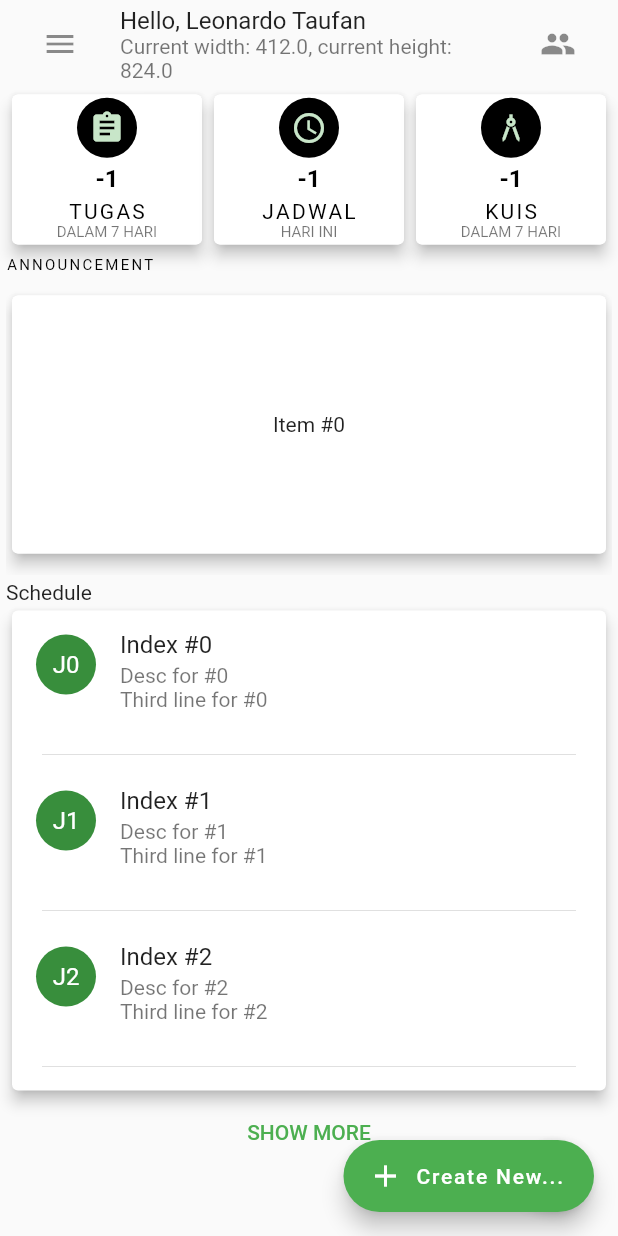
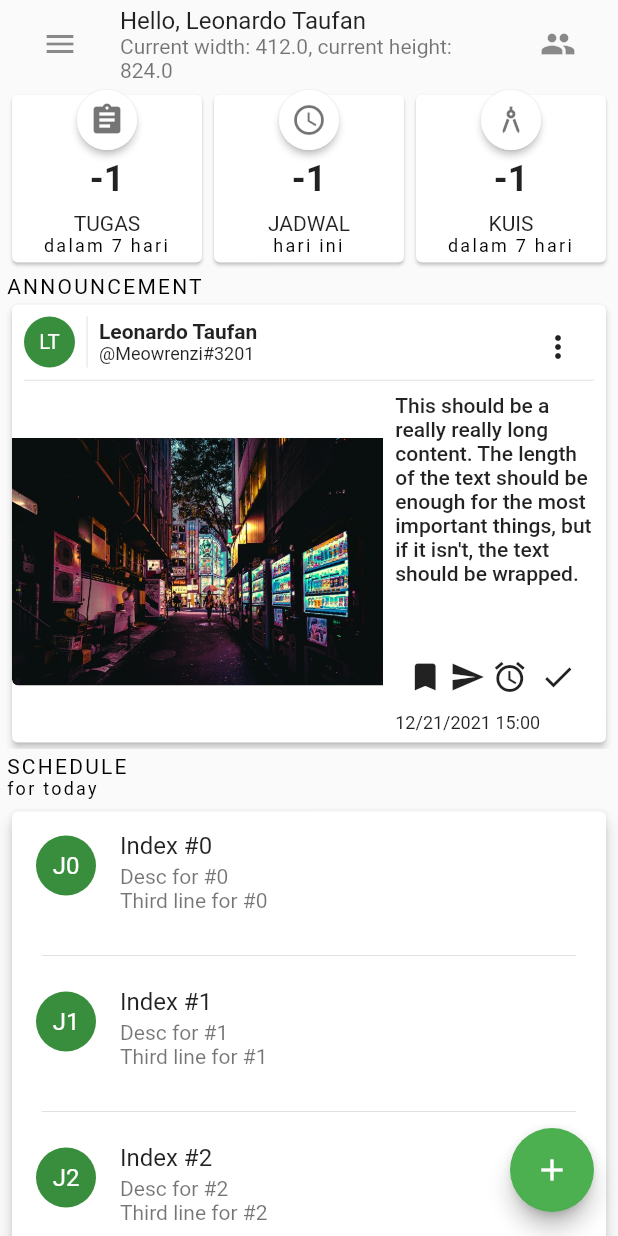
Before and after one commit to leonardotaufans/jadwalnya2, a Flutter app: the screen it shows after launch, on a phone screen of 412 x 824 dp. Run offline on Flutter 3.47's test engine with Material 2 defaults, Android fonts, the phone set to English and light mode, and no system bars; drawn by our look-alikes of carousel_slider; our stand-ins replace full_screen_image_null_safe.

Commit message:
0.0.1 UI: [v] Dashboard [v] Announcement [x] Schedule, etc
Backend:
None

```diff
--- a/lib/main.dart
+++ b/lib/main.dart
@@ -44,7 +44,7 @@ class SplashScreen extends StatefulWidget {
 
 class _SplashScreenState extends State<SplashScreen> {
   Future<void> changePage() async {
-    await Future.delayed(Duration(seconds: 3), () {
+    await Future.delayed(Duration(seconds: 1), () {
       // Navigator.pushReplacementNamed(context, 'auth'); //todo: Remove hardcoding
       Navigator.pushReplacementNamed(context, DashboardScreen.NAME);
     });
--- /dev/null
+++ b/lib/model/announcements.dart
@@ -0,0 +1,16 @@
+import 'package:flutter/material.dart';
+
+class Announcements {
+  final String id;
+  final String name, uid, postDate, contentText;
+  final String? profileUri, imageUri;
+
+  Announcements(
+      {required this.id,
+      required this.name,
+      required this.uid,
+      required this.postDate,
+      required this.contentText,
+      this.profileUri,
+      this.imageUri});
+}
--- a/lib/model/drawer_item.dart
+++ b/lib/model/drawer_item.dart
@@ -3,6 +3,6 @@ import 'package:flutter/material.dart';
 class DrawerItem {
   final String title;
   final Icon icon;
-
-  DrawerItem({required this.title, required this.icon,});
+  final Widget data;
+  DrawerItem({required this.title, required this.icon, required this.data});
 }
--- /dev/null
+++ b/lib/screen/components/card_announcement.dart
@@ -0,0 +1,222 @@
+import 'package:flutter/material.dart';
+import 'package:flutter/painting.dart';
+import 'package:full_screen_image_null_safe/full_screen_image_null_safe.dart';
+
+class AnnouncementCard extends StatelessWidget {
+  const AnnouncementCard(
+      {Key? key,
+      required this.name,
+      required this.uid,
+      required this.postDate,
+      required this.textContent,
+      required this.initial})
+      : super(key: key);
+
+  ///todo: Delete after debugging
+  final String textContent;
+
+  final String initial;
+  final String name;
+  final String uid;
+  final String postDate;
+
+  @override
+  Widget build(BuildContext context) {
+    return LayoutBuilder(builder: (context, _) {
+      var _textTheme = Theme.of(context).textTheme;
+
+      Widget image = FullScreenWidget(
+        child: Hero(
+          tag: 'image_city',
+          child: ClipRRect(
+            borderRadius: BorderRadius.only(bottomLeft: Radius.circular(4.0)),
+            child: Image.asset(
+              'assets/images/city.jpg',
+              fit: BoxFit.cover,
+            ),
+          ),
+        ),
+      );
+      return Container(
+        decoration: BoxDecoration(borderRadius: BorderRadius.circular(8.0)),
+        child: Card(
+          elevation: 2.0,
+          child: Flex(
+            direction: Axis.vertical,
+            children: [
+              AnnounceCardHeader(
+                  initial: initial,
+                  name: name,
+                  textTheme: _textTheme,
+                  uid: uid),
+              SizedBox(
+                height: 1,
+                child: Padding(
+                  padding: const EdgeInsets.symmetric(horizontal: 8.0),
+                  child: Divider(),
+                ),
+              ),
+              AnnounceCardContent(
+                  image: image,
+                  content: textContent,
+                  textTheme: _textTheme,
+                  postDate: postDate),
+            ],
+          ),
+        ),
+      );
+    });
+  }
+}
+
+class AnnounceCardContent extends StatelessWidget {
+  const AnnounceCardContent({
+    Key? key,
+    this.image,
+    required this.content,
+    required TextTheme textTheme,
+    required this.postDate,
+    this.imageUri,
+  })  : _textTheme = textTheme,
+        super(key: key);
+
+  final Widget? image;
+  final String content;
+  final TextTheme _textTheme;
+  final String postDate;
+  final String? imageUri;
+
+  @override
+  Widget build(BuildContext context) {
+    return Expanded(
+      child: Flex(
+        direction: Axis.horizontal,
+        children: [
+          Visibility(
+            visible: image != null,
+            child: Expanded(
+              child: ClipRRect(
+                  borderRadius:
+                      BorderRadius.only(bottomLeft: Radius.circular(4.0)),
+                  child: image),
+              flex: 5,
+            ),
+          ),
+          Flexible(
+              flex: 3,
+              child: Padding(
+                padding: const EdgeInsets.all(8.0),
+                child: Flex(
+                  direction: Axis.vertical,
+                  children: [
+                    Expanded(
+                      child: Text(
+                        '$content',
+                        maxLines: 8,
+                        style: _textTheme.bodyText1,
+                        overflow: TextOverflow.ellipsis,
+                      ),
+                    ),
+                    Flex(
+                      direction: Axis.horizontal,
+                      children: [
+                        Flexible(
+                            child: IconButton(
+                          icon: Icon(Icons.bookmark),
+                          onPressed: () {},
+                        )),
+                        Flexible(
+                          child: IconButton(
+                            icon: Icon(Icons.send),
+                            onPressed: () {},
+                          ),
+                        ),
+                        Flexible(
+                          child: IconButton(
+                            icon: Icon(Icons.alarm),
+                            onPressed: () {},
+                          ),
+                        ),
+                        Align(
+                          child: IconButton(
+                            icon: Icon(Icons.check),
+                            onPressed: () {},
+                          ),
+                        ),
+                      ],
+                    ),
+                    SizedBox(
+                      height: 12,
+                      child: Align(
+                          alignment: Alignment.bottomLeft,
+                          child: Text(
+                            '$postDate',
+                            style: _textTheme.subtitle1!.copyWith(fontSize: 12),
+                          )),
+                    ),
+                  ],
+                ),
+              )),
+        ],
+      ),
+    );
+  }
+}
+
+class AnnounceCardHeader extends StatelessWidget {
+  const AnnounceCardHeader({
+    Key? key,
+    required this.initial,
+    required this.name,
+    required TextTheme textTheme,
+    required this.uid,
+  })  : _textTheme = textTheme,
+        super(key: key);
+
+  final String initial;
+  final String name;
+  final TextTheme _textTheme;
+  final String uid;
+
+  @override
+  Widget build(BuildContext context) {
+    return SizedBox(
+        height: 50,
+        width: double.infinity,
+        child: Padding(
+          padding: const EdgeInsets.all(8.0),
+          child: Flex(
+            direction: Axis.horizontal,
+            children: [
+              FittedBox(
+                  child: CircleAvatar(
+                child: Text('$initial'),
+              )),
+              VerticalDivider(),
+              Expanded(
+                flex: 4,
+                child: RichText(
+                  text: TextSpan(children: [
+                    TextSpan(
+                        text: '$name',
+                        style: _textTheme.headline5!.copyWith(
+                            fontSize: 14, fontWeight: FontWeight.bold)),
+                    TextSpan(text: '\n'),
+                    TextSpan(
+                        text: '$uid',
+                        style: _textTheme.bodyText2!.copyWith(fontSize: 12))
+                  ]),
+                ),
+              ),
+              Align(
+                alignment: Alignment.topRight,
+                child: IconButton(
+                  icon: Icon(Icons.more_vert),
+                  onPressed: () {},
+                ),
+              )
+            ],
+          ),
+        ));
+  }
+}
--- a/lib/screen/components/my_enddrawer.dart
+++ b/lib/screen/components/my_enddrawer.dart
@@ -8,17 +8,33 @@ class MyEndDrawer extends StatelessWidget {
 
   @override
   Widget build(BuildContext context) {
+    var _textTheme = Theme.of(context).textTheme;
     return Expanded(
       flex: 2,
       child: Card(
         elevation: 4.0,
         child: Container(
+            height: double.maxFinite,
             decoration: BoxDecoration(
-              borderRadius: BorderRadius.only(
-                  topRight: Radius.circular(16.0)),
+              borderRadius: BorderRadius.only(topRight: Radius.circular(16.0)),
             ),
+            child: Flex(
+                direction: Axis.vertical,
+                mainAxisSize: MainAxisSize.max,
+                children: [
+                  FittedBox(
+                    child: Padding(
+                      padding: const EdgeInsets.all(8.0),
+                      child: Text(
+                        'Classmate list'.toUpperCase(),
+                        style: _textTheme.overline.copyWith(fontSize: 14),
+                      ),
+                    ),
+                  ),
+                  Expanded(
                     child: ListView.builder(
-                itemCount: 4,
+                        shrinkWrap: false,
+                        itemCount: 20,
                         itemBuilder: (context, index) {
                           return ListTile(
                             title: Text('Friend ${index + 1}'),
@@ -28,7 +44,9 @@ class MyEndDrawer extends StatelessWidget {
                             ),
                             trailing: Icon(Icons.work),
                           );
-                })),
+                        }),
+                  ),
+                ])),
       ),
     );
   }
--- a/lib/screen/components/my_expandable_fab.dart
+++ b/lib/screen/components/my_expandable_fab.dart
@@ -112,10 +112,10 @@ class _ExpandableFabState extends State<ExpandableFab>
           opacity: _open ? 0.0 : 1.0,
           curve: const Interval(0.25, 1.0, curve: Curves.easeInOut),
           duration: const Duration(milliseconds: 250),
-          child: FloatingActionButton.extended(
+          child: FloatingActionButton(
             onPressed: _toggle,
-            label: Text('Create New...'),
-            icon: const Icon(Icons.add),
+            tooltip: 'Create New...',
+            child: const Icon(Icons.add),
           ),
         ),
       ),
--- a/lib/screen/home/dashboard_screen.dart
+++ b/lib/screen/home/dashboard_screen.dart
@@ -13,13 +13,28 @@ import 'fragments/dashboard_fragments.dart';
 // import 'package:carou'
 class DashboardScreen extends StatefulWidget {
   static const NAME = 'dashboard';
+
   final drawerItems = [
-    new DrawerItem(title: 'Dashboard', icon: Icon(Icons.dashboard)),
-    new DrawerItem(title: 'Announcement', icon: Icon(Icons.announcement)),
-    new DrawerItem(title: 'Schedule', icon: Icon(Icons.schedule)),
-    new DrawerItem(title: 'Assignment', icon: Icon(Icons.assignment)),
-    new DrawerItem(title: 'Quiz', icon: Icon(Icons.architecture)),
-    new DrawerItem(title: 'Manage Class', icon: Icon(Icons.class_)),
+    new DrawerItem(
+        title: 'Dashboard', icon: Icon(Icons.dashboard), data: new Dashboard()),
+    new DrawerItem(
+        title: 'Announcement',
+        icon: Icon(Icons.announcement),
+        data: new Announcement()),
+    new DrawerItem(
+        title: 'Schedule', icon: Icon(Icons.schedule), data: new Schedule()),
+    new DrawerItem(
+        title: 'Assignment',
+        icon: Icon(Icons.assignment),
+        data: new Assignment()),
+    new DrawerItem(
+        title: 'Quiz', icon: Icon(Icons.architecture), data: new Quiz()),
+    new DrawerItem(
+        title: 'Manage Class',
+        icon: Icon(Icons.class_),
+        data: new ManageClass()),
+    new DrawerItem(
+        title: 'Settings', icon: Icon(Icons.settings), data: new Settings()),
   ];
 
   @override
@@ -39,31 +54,12 @@ class _DashboardScreenState extends State<DashboardScreen> {
     setState(() => _currentCount = index);
     bool _isMobile = MediaQuery.of(context).size.width < 650;
 
-    if (_isMobile) {
-      /// We don't want to pop if the drawer is fixed.
-      Navigator.of(context).pop();
-    }
+    /// We don't want to pop if the drawer is fixed.
+    _isMobile ?? Navigator.of(context).pop();
   }
 
-  _getDrawerFragments(int pos) {
-    switch (pos) {
-      case 0:
-        return new Dashboard();
-      case 1:
-        return new Announcement();
-      case 2:
-        return new Schedule();
-      case 3:
-        return new Assignment();
-      case 4:
-        return new Quiz();
-      case 5:
-        return new ManageClass();
-      default:
-        print(
-            '_DashboardScreenState._getDrawerFragments something break on switch case!');
-    }
-  }
+  /// Get which fragment is currently being (and will be) opened
+  Widget _getDrawerFragments(int pos) => widget.drawerItems[pos].data;
 
   List<Widget> drawerOptions(context) {
     List<Widget> drawerItems = [];
@@ -179,9 +175,9 @@ class _DashboardScreenState extends State<DashboardScreen> {
   /// Build Left Drawer
   Card buildDrawer(BuildContext context, bool isMobile) {
     return Card(
-      elevation: 8,
+      elevation: 4,
       child: Container(
-        height: isMobile ? 400 : 620,
+        // height: isMobile ? 400 : 620,
         decoration: BoxDecoration(
             borderRadius: BorderRadius.only(topRight: Radius.circular(16.0))),
         child: ListView(
--- a/lib/screen/home/fragments/dashboard_fragments.dart
+++ b/lib/screen/home/fragments/dashboard_fragments.dart
@@ -1,6 +1,7 @@
 // @dart=2.9
 import 'package:carousel_slider/carousel_slider.dart';
 import 'package:flutter/material.dart';
+import 'package:jadwalnya/screen/components/card_announcement.dart';
 
 class Dashboard extends StatefulWidget {
   const Dashboard({Key key}) : super(key: key);
@@ -10,43 +11,54 @@ class Dashboard extends StatefulWidget {
 }
 
 class _DashboardState extends State<Dashboard> {
-  Card buildTaskCard(var mColor, String title, Icon icon, ThemeData theme,
+  Widget buildTaskCard(var mColor, String title, Icon icon, ThemeData theme,
       String subtitle, int count) {
-    return Card(
-      elevation: 4,
-      child: Container(
-        height: 100,
-        decoration: BoxDecoration(
-            color: mColor, borderRadius: BorderRadius.circular(4)),
-        child: Center(
-          child: Column(
-            mainAxisAlignment: MainAxisAlignment.spaceAround,
-            crossAxisAlignment: CrossAxisAlignment.center,
+    return Container(
+      height: 120,
+      child: Stack(
+        fit: StackFit.passthrough,
+        clipBehavior: Clip.antiAliasWithSaveLayer,
         children: [
-              CircleAvatar(
-                backgroundColor: Colors.black,
+          Card(),
+          Center(
+            child: Text(
+              '$count',
+              style: theme.textTheme.headline5
+                  .copyWith(fontSize: 24, fontWeight: FontWeight.bold),
+            ),
+          ),
+          Align(
+            alignment: Alignment.bottomCenter,
+            child: Padding(
+              padding: const EdgeInsets.only(bottom: 8.0),
+              child: RichText(
+                  textAlign: TextAlign.center,
+                  text: TextSpan(children: [
+                    TextSpan(
+                        text: '$title',
+                        style:
+                        theme.textTheme.bodyText2.copyWith(fontSize: 14)),
+                    TextSpan(text: '\n'),
+                    TextSpan(
+                        text: '${subtitle.toLowerCase()}',
+                        style: theme.textTheme.overline.copyWith(fontSize: 12))
+                  ])),
+            ),
+          ),
+          Positioned(
+            child: Material(
+                elevation: 2.0,
+                shape: CircleBorder(),
+                child: CircleAvatar(
                   child: icon,
-              ),
-              Text(
-                '$count',
-                style: theme.textTheme.headline1.copyWith(
-                    fontSize: 16,
-                    color: Colors.black,
-                    fontWeight: FontWeight.bold),
-              ),
-              Column(
-                children: [
-                  Text('${title.toUpperCase()}',
-                      style: theme.textTheme.overline.copyWith(fontSize: 14)),
-                  Text(
-                    '${subtitle.toUpperCase()}',
-                    style: theme.textTheme.caption.copyWith(fontSize: 10),
+                  backgroundColor: mColor,
+                  foregroundColor: Colors.black54,
+                )),
+            top: 1,
+            left: 1,
+            right: 1,
           ),
         ],
-              )
-            ],
-          ),
-        ),
       ),
     );
   }
@@ -80,51 +92,60 @@ class _DashboardState extends State<Dashboard> {
         ),
         Text(
           'ANNOUNCEMENT',
-            style: theme.textTheme.overline,
+          style: theme.textTheme.overline.copyWith(fontSize: 14),
         ),
         Container(
-              width: double.infinity,
-              height: 200,
+          width: double.maxFinite,
           child: CarouselSlider.builder(
               itemCount: 8,
               itemBuilder: (context, index, _) {
-                    return Card(
-                      elevation: 4,
-                      child: Container(
-                        decoration: BoxDecoration(
-                            color: Colors.white,
-                            borderRadius: BorderRadius.circular(4.0)),
-                        width: double.infinity,
-                        child: Center(child: Text('Item #$index')),
-                      ),
+                return AnnouncementCard(
+                  name: 'Leonardo Taufan',
+                  uid: '@Meowrenzi#3201',
+                  initial: 'LT',
+                  postDate: '12/21/2021 15:00',
+                  textContent:
+                  'This should be a really really long content. The length of the text should be enough for the most important things, but if it isn\'t, the text should be wrapped.',
                 );
               },
               options: CarouselOptions(
+                  pageSnapping: true,
                   pauseAutoPlayOnTouch: true,
                   enlargeCenterPage: true,
-                      height: 180,
                   aspectRatio: 16 / 9,
-                      viewportFraction: 1,
+                  viewportFraction: 1.0,
+                  height: 300,
                   initialPage: 0,
                   enableInfiniteScroll: true,
                   autoPlay: true,
                   autoPlayInterval: Duration(seconds: 10),
                   autoPlayAnimationDuration: Duration(milliseconds: 800),
                   autoPlayCurve: Curves.fastOutSlowIn,
-                      scrollDirection: Axis.horizontal))),
+                  scrollDirection: Axis.horizontal)),
+        ),
         SizedBox(
           height: 4.0,
         ),
-          Text('Schedule'),
+        Text(
+          'SCHEDULE',
+          style: theme.textTheme.overline.copyWith(fontSize: 14),
+        ),
+        Text(
+          'for today',
+          style: theme.textTheme.overline.copyWith(fontSize: 12),
+        ),
+        SizedBox(
+          height: 4.0,
+        ),
         Card(
             elevation: 4,
-            child: Container(
-                height: 320,
             child: ListView.separated(
+                shrinkWrap: true,
                 itemCount: 4,
                 separatorBuilder: (context, index) {
                   return Padding(
-                        padding: EdgeInsets.symmetric(horizontal: 20), child: Divider(),
+                    padding: EdgeInsets.symmetric(horizontal: 20),
+                    child: Divider(),
                   );
                 },
                 itemBuilder: (context, index) {
@@ -133,13 +154,16 @@ class _DashboardState extends State<Dashboard> {
                       child: Text('J$index'),
                     ),
                     title: Text('Index #$index'),
-                        subtitle:
-                            Text('Desc for #$index\nThird line for #$index'),
+                    subtitle: Text('Desc for #$index\nThird line for #$index'),
                     isThreeLine: true,
                   );
                 })),
-          ),
-          TextButton(onPressed: () {}, child: Text('SHOW MORE'))
+
+        /// A padding used so when scrolled all the way to the bottom,
+        /// content behind FAB is still visible.
+        SizedBox(
+          height: 60,
+        )
       ],
     );
   }
@@ -150,11 +174,17 @@ class Announcement extends StatelessWidget {
 
   @override
   Widget build(BuildContext context) {
+    return ListView.builder(scrollDirection: Axis.vertical, itemCount: 9, itemBuilder: (context, index) {
       return Container(
-      child: Center(
-        child: Text('Announcement!'),
-      ),
+        height: 300,
+        width: 400,
+        child: AnnouncementCard(name: 'Friend $index',
+            uid: '@Friend$index#1234',
+            postDate: '1/1/2001 01:01',
+            textContent: 'UwU',
+            initial: 'F$index'),
       );
+    });
   }
 }
 
@@ -210,37 +240,14 @@ class ManageClass extends StatelessWidget {
   }
 }
 
-class ScheduleDynamic extends StatefulWidget {
-  final String scheduleName;
-  final List<Assignment> assignments;
-
-  const ScheduleDynamic(
-      {Key key, this.scheduleName = "Blank", this.assignments})
-      : super(key: key);
-
-  @override
-  _ScheduleDynamicState createState() =>
-      _ScheduleDynamicState(scheduleName, assignments);
-}
-
-class _ScheduleDynamicState extends State<ScheduleDynamic> {
-  final String scheduleName;
-  final List<Assignment> assignments;
-
-  _ScheduleDynamicState(this.scheduleName, this.assignments);
-
-  @override
-  void initState() {
-    super.initState();
-  }
+class Settings extends StatelessWidget {
+  const Settings({Key key}) : super(key: key);
 
   @override
   Widget build(BuildContext context) {
-    String schedName = scheduleName != null ? scheduleName : "ERRORNO";
-    int assignment = assignments != null ? assignments.length : 0;
     return Container(
       child: Center(
-        child: Text('$schedName has $assignment assignments.'),
+        child: Text('Settings!'),
       ),
     );
   }
--- a/pubspec.yaml
+++ b/pubspec.yaml
@@ -25,6 +25,7 @@ dependencies:
     sdk: flutter
   sqflite:
   path:
+  full_screen_image_null_safe:
   path_provider:
   carousel_slider:
 
```
Also changed, not shown: pubspec.lock. Lines whose indentation alone changed are shown as unchanged.
